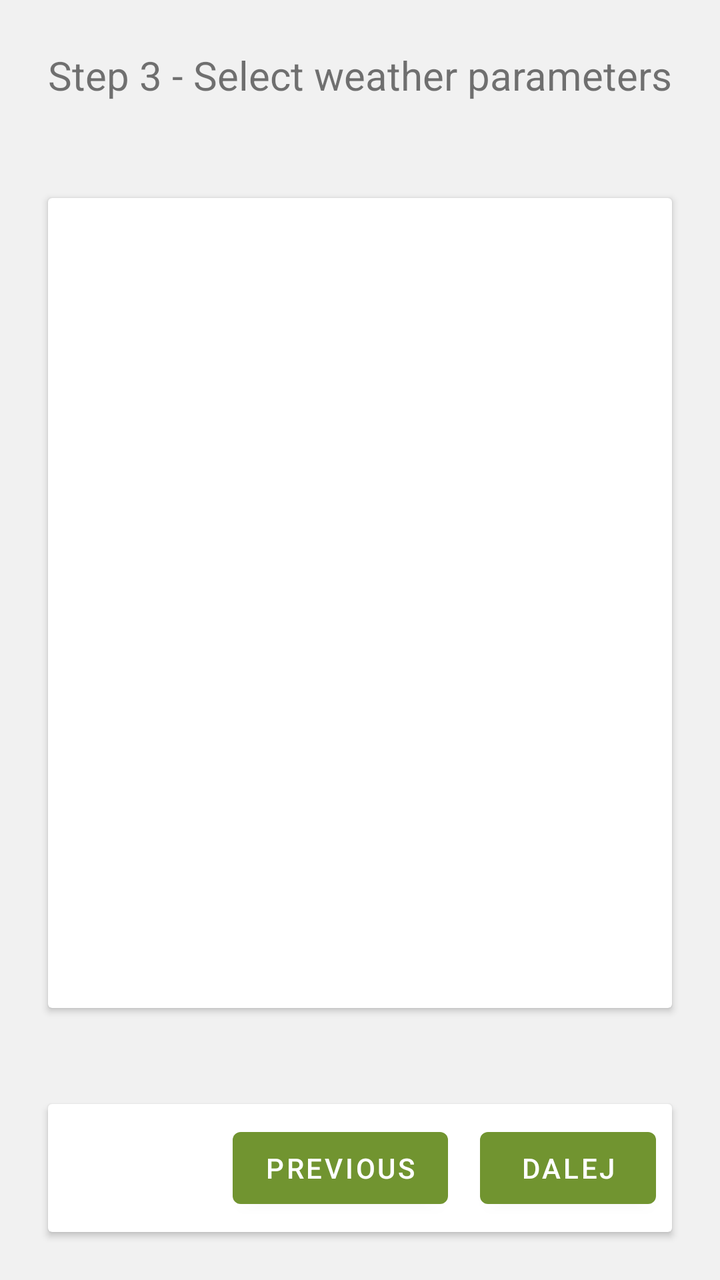
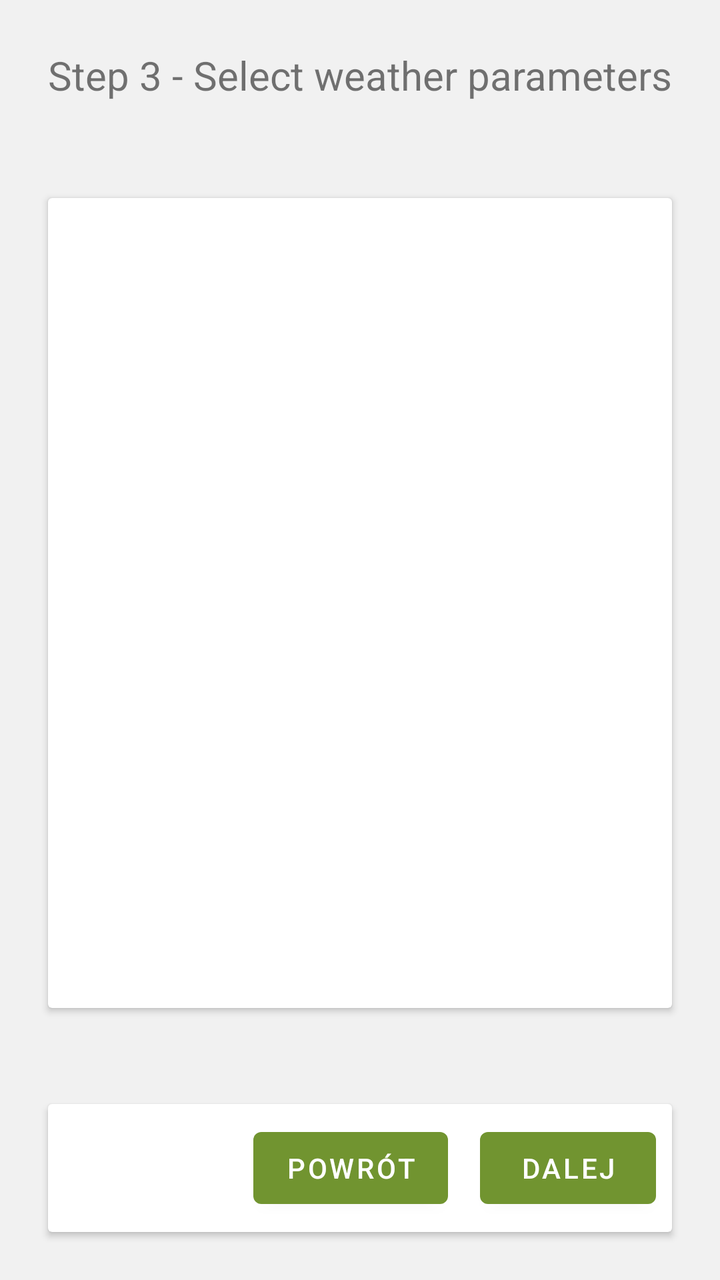

An Android layout rendered at two revisions. The XML below is the earlier revision; the diff shows what the commit changed to produce the second picture.
<!-- AndroidManifest.xml: application theme AppTheme -->
<!-- res/layout/fragment_creator_weather.xml -->
<?xml version="1.0" encoding="utf-8"?>
<layout xmlns:android="http://schemas.android.com/apk/res/android">

    <data>

        <variable
            name="viewModel"
            type="eu.agribot.agribotapp.ui.fragment.taskcreator.weatherselect.CreatorWeatherSelectViewModel" />
    </data>

    <LinearLayout
        android:layout_width="match_parent"
        android:layout_height="match_parent"
        android:background="@color/background_gray"
        android:orientation="vertical">

        <TextView
            android:layout_width="match_parent"
            android:layout_height="wrap_content"
            android:layout_margin="@dimen/margin_xlarge"
            android:text="Step 3 - Select weather parameters"
            android:textSize="@dimen/text_size_xlarge" />

        <androidx.cardview.widget.CardView
            android:layout_width="match_parent"
            android:layout_height="0dp"
            android:layout_weight="2"
            android:layout_margin="@dimen/margin_xlarge"
            android:orientation="horizontal">

            <androidx.recyclerview.widget.RecyclerView
                android:id="@+id/weather_settings_recycler"
                android:layout_gravity="center"
                android:layout_width="match_parent"
                android:layout_height="match_parent"/>

        </androidx.cardview.widget.CardView>

        <androidx.cardview.widget.CardView
            android:layout_width="match_parent"
            android:layout_height="wrap_content"
            android:layout_margin="@dimen/margin_xlarge"
            android:background="@drawable/rounded_corner_layout"
            android:orientation="horizontal">

            <LinearLayout
                android:layout_width="wrap_content"
                android:layout_height="match_parent"
                android:gravity="center"
                android:layout_gravity="right"
                android:orientation="horizontal">


                <com.google.android.material.button.MaterialButton
                    android:layout_width="wrap_content"
                    android:layout_height="wrap_content"
                    android:layout_margin="@dimen/margin_medium"
                    android:gravity="center"
                    android:text="Previous" />

                <com.google.android.material.button.MaterialButton
                    android:layout_width="wrap_content"
                    android:layout_height="wrap_content"
                    android:layout_gravity="center"
                    android:layout_margin="@dimen/margin_medium"
                    android:onClick="@{()-> viewModel.onNextButtonClicked()}"
                    android:text="Dalej" />

            </LinearLayout>

        </androidx.cardview.widget.CardView>

    </LinearLayout>


</layout>
<!-- resources referenced by this layout -->
<resources>
  <color name="background_gray">#f1f1f1</color>
  <dimen name="margin_medium">8dp</dimen>
  <dimen name="margin_xlarge">24dp</dimen>
  <dimen name="text_size_xlarge">20sp</dimen>
  <!-- drawable rounded_corner_layout (drawable-mdpi) -->
  <?xml version="1.0" encoding="utf-8"?>
  <shape xmlns:android="http://schemas.android.com/apk/res/android">
  
      <solid android:color="@android:color/white"/>
      <corners android:radius="10dp"/>
      <stroke
          android:width="1dp"
          android:color="@color/gray" />
  
  </shape>
  <style name="AppTheme" parent="Theme.MaterialComponents.Light.DarkActionBar">
          
          <item name="colorPrimary">@color/colorPrimary</item>
          <item name="colorPrimaryDark">@color/colorPrimaryDark</item>
          <item name="colorAccent">@color/colorAccent</item>
      </style>
  <color name="gray">#4E555B</color>
  <color name="colorPrimary">@color/base_green</color>
  <color name="colorPrimaryDark">@color/base_green_darker</color>
  <color name="colorAccent">@color/gray</color>
  <color name="base_green">#719430</color>
  <color name="base_green_darker">#426600</color>
</resources>

<!-- the commit's change to res/layout/fragment_creator_weather.xml (unified diff, before → after) -->
@@ -24,7 +24,7 @@
         <androidx.cardview.widget.CardView
             android:layout_width="match_parent"
             android:layout_height="0dp"
-            android:layout_weight="2"
+            android:layout_weight="3"
             android:layout_margin="@dimen/margin_xlarge"
             android:orientation="horizontal">
 
@@ -32,6 +32,9 @@
                 android:id="@+id/weather_settings_recycler"
                 android:layout_gravity="center"
                 android:layout_width="match_parent"
+                android:overScrollMode="never"
+                android:nestedScrollingEnabled="false"
+                android:isScrollContainer="false"
                 android:layout_height="match_parent"/>
 
         </androidx.cardview.widget.CardView>
@@ -56,7 +59,8 @@
                     android:layout_height="wrap_content"
                     android:layout_margin="@dimen/margin_medium"
                     android:gravity="center"
-                    android:text="Previous" />
+                    android:onClick="@{()-> viewModel.onPreviousButtonClicked()}"
+                    android:text="Powrót" />
 
                 <com.google.android.material.button.MaterialButton
                     android:layout_width="wrap_content"
